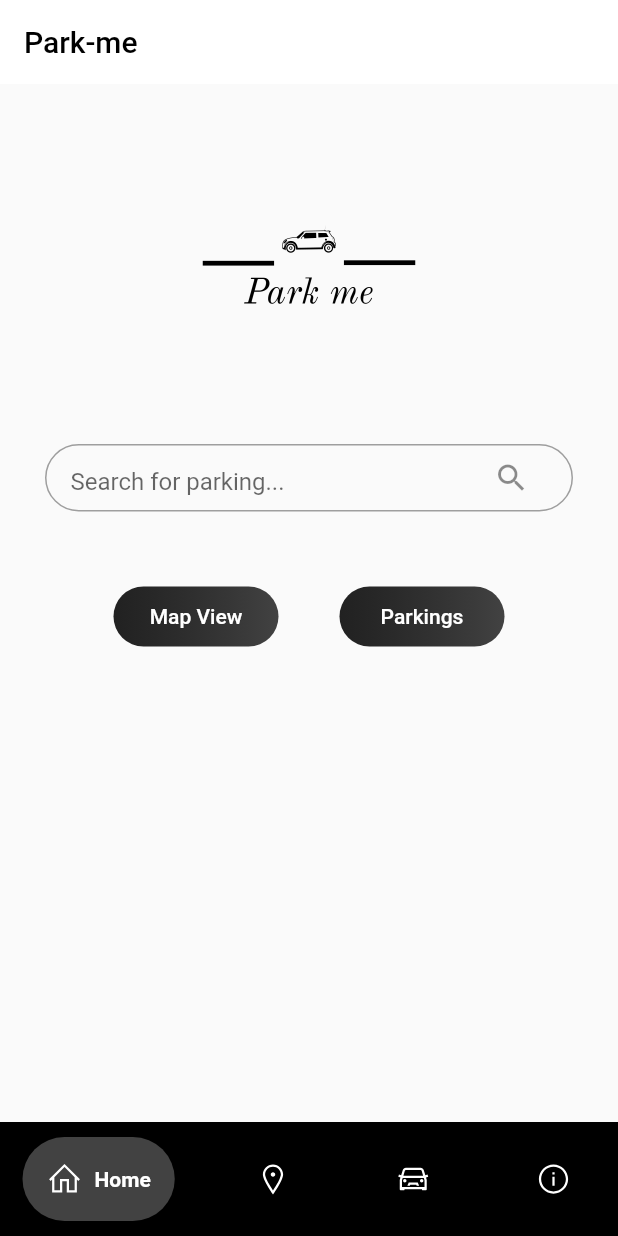
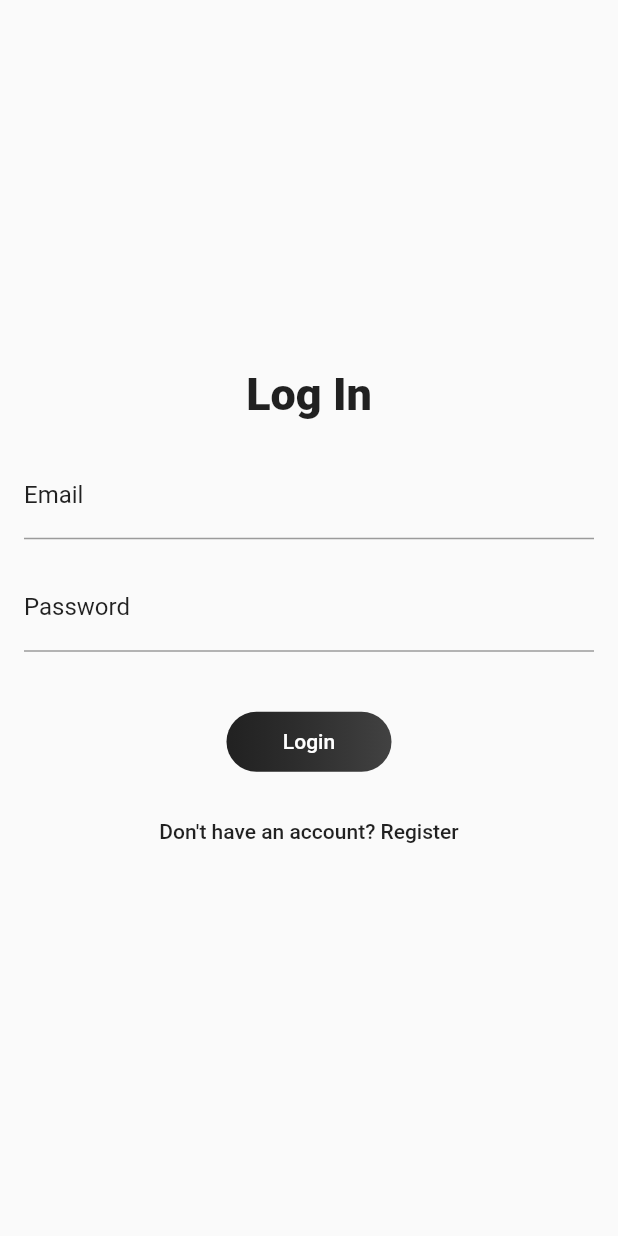
Before and after one commit to dhiyanesh-cyber/car-parking, a Flutter app: the screen it shows after launch, on a phone screen of 412 x 824 dp. Run offline on Flutter 3.47's test engine with Material 2 defaults, Android fonts, the phone set to English and light mode, and no system bars; drawn by our look-alikes of google_nav_bar; our stand-ins replace firebase_auth, firebase_core, google_maps_flutter, line_icons, location; accounts and stored records are empty.

```diff
--- /dev/null
+++ b/lib/auth_service.dart
@@ -0,0 +1,40 @@
+import 'package:firebase_auth/firebase_auth.dart';
+
+class AuthService {
+  final FirebaseAuth _auth = FirebaseAuth.instance;
+
+  // Register with email and password
+  Future<User?> registerWithEmailAndPassword(String email, String password) async {
+    try {
+      UserCredential result = await _auth.createUserWithEmailAndPassword(
+        email: email,
+        password: password,
+      );
+      User? user = result.user;
+      return user;
+    } catch (e) {
+      print('Error registering user: $e');
+      return null;
+    }
+  }
+
+  // Sign in with email and password
+  Future<User?> signInWithEmailAndPassword(String email, String password) async {
+    try {
+      UserCredential result = await _auth.signInWithEmailAndPassword(
+        email: email,
+        password: password,
+      );
+      User? user = result.user;
+      return user;
+    } catch (e) {
+      print('Error signing in: $e');
+      return null;
+    }
+  }
+
+  // Sign out
+  Future<void> signOut() async {
+    await _auth.signOut();
+  }
+}
--- a/lib/custom_bottom_navigation_bar.dart
+++ b/lib/custom_bottom_navigation_bar.dart
@@ -35,8 +35,8 @@ class BottomNavigationBarWidget extends StatelessWidget {
               text: 'Parkings',
             ),
             GButton(
-              icon: LineIcons.infoCircle,
-              text: 'About',
+              icon: Icons.settings,
+              text: 'Settings',
             ),
           ],
           selectedIndex: selectedIndex,
--- /dev/null
+++ b/lib/login_page.dart
@@ -0,0 +1,115 @@
+import 'package:firebase_auth/firebase_auth.dart';
+import 'package:flutter/material.dart';
+
+import 'auth_service.dart';
+
+
+class LoginPage extends StatefulWidget {
+  @override
+  _LoginPageState createState() => _LoginPageState();
+}
+
+class _LoginPageState extends State<LoginPage> {
+  final TextEditingController _emailController = TextEditingController();
+  final TextEditingController _passwordController = TextEditingController();
+
+  AuthService _authService = AuthService();
+
+  @override
+  Widget build(BuildContext context) {
+    return Scaffold(
+      // appBar: AppBar(
+      //   backgroundColor: Colors.white,
+      //   title: Text(
+      //     'Login',
+      //     textAlign: TextAlign.center,
+      //     style: TextStyle(color: Colors.black),
+      //   ),
+      //   elevation: 0,),
+      body: Center(
+        child: Padding(
+          padding: const EdgeInsets.all(16.0),
+          child: Column(
+            mainAxisAlignment: MainAxisAlignment.center,
+            children: [
+              Text("Log In", style: TextStyle(fontSize: 30, fontWeight: FontWeight.w800,),),
+
+              SizedBox(
+                height: 20,
+              ),
+              TextField(
+                cursorColor: Colors.black87,
+                controller: _emailController,
+                decoration: InputDecoration(labelText: 'Email',
+                labelStyle: TextStyle(color: Colors.black87),
+                focusColor: Colors.black87,
+                focusedBorder: UnderlineInputBorder(
+                  borderSide: BorderSide(
+                    color: Colors.black87, width: 2
+                  )
+                )),
+              ),
+              SizedBox(height: 16),
+              TextField(
+                cursorColor: Colors.black87,
+                controller: _passwordController,
+                decoration: InputDecoration(labelText: 'Password',
+                    labelStyle: TextStyle(color: Colors.black87),
+                    focusColor: Colors.black87,
+                    focusedBorder: UnderlineInputBorder(
+                        borderSide: BorderSide(
+                            color: Colors.black87, width: 2
+                        )
+                    )),
+                obscureText: true,
+              ),
+              SizedBox(height: 40),
+
+
+              Container(
+                height: 40.0,
+                width: 110,
+                decoration: BoxDecoration(
+                  borderRadius: BorderRadius.circular(30),
+                  gradient: LinearGradient(
+                    colors: [Colors.black87, Colors.grey.shade800],
+                  ),
+
+                ),
+                child: ElevatedButton(
+                  onPressed: () async {
+                    String email = _emailController.text.trim();
+                    String password = _passwordController.text.trim();
+                    User? user =
+                    await _authService.signInWithEmailAndPassword(email, password);
+                    if (user != null) {
+                      // Navigate to home screen
+                      Navigator.pushNamed(context, '/home');
+                    } else {
+                      // Show error message
+                      ScaffoldMessenger.of(context).showSnackBar(
+                        SnackBar(content: Text('Invalid email or password')),
+                      );
+                    }
+                  },
+                  style: ElevatedButton.styleFrom(
+                    backgroundColor: Colors.transparent,
+                    shadowColor: Colors.transparent,
+                  ),
+                  child: Text('Login'),
+                ),
+              ),
+              SizedBox(height: 16),
+              TextButton(
+                onPressed: () {
+                  Navigator.pushNamed(context, '/register');
+                },
+                child: Text('Don\'t have an account? Register', style: TextStyle(color: Colors.black87),),
+              ),
+            ],
+          ),
+        ),
+      ),
+    );
+  }
+}
--- a/lib/main.dart
+++ b/lib/main.dart
@@ -1,22 +1,36 @@
 import 'package:flutter/material.dart';
+import 'settings_page.dart';
+import 'register_page.dart';
 import 'about.dart';
 import 'loading_screen.dart';
+import 'login_page.dart';
 import 'simple_starting_screen.dart';
 import 'parking_map_view.dart';
 import 'parkings_page.dart';
+import 'package:flutter/material.dart';
+import 'package:firebase_core/firebase_core.dart';
 
-void main() => runApp(ParkingLocatorApp());
+
+void main() async {
+  WidgetsFlutterBinding.ensureInitialized();
+  await Firebase.initializeApp();
+  runApp(ParkingLocatorApp());
+}
 
 class ParkingLocatorApp extends StatelessWidget {
   @override
   Widget build(BuildContext context) {
     return MaterialApp(
       debugShowCheckedModeBanner: false,
-      home: SimpleStartingScreen(),
+      initialRoute: '/login',
       routes: {
         '/mapView': (context) => ParkingMapView(),
         '/parkingsPage': (context) => ParkingsPage(),
-        '/aboutUs' : (context) => AboutPage()
+        '/aboutUs' : (context) => AboutPage(),
+        '/login': (context) => LoginPage(),
+        '/register': (context) => RegisterPage(),
+        '/home': (context) => SimpleStartingScreen(),
+        '/settingsPage': (context) => SettingsPage()
       },
     );
   }
--- a/lib/parking_map_view.dart
+++ b/lib/parking_map_view.dart
@@ -131,15 +131,18 @@ class _ParkingMapViewState extends State<ParkingMapView> {
       ),
 
       bottomNavigationBar: BottomNavigationBarWidget(
+
         selectedIndex: 1,
         onTabChange: (index) {
           switch (index) {
             case 0:
-              Navigator.pushNamed(context, '/');
+              Navigator.pushNamed(context, '/home');
               break;
             case 2:
               Navigator.pushNamed(context, '/parkingsPage');
               break;
+            case 3:
+              Navigator.pushNamed(context, '/settingsPage');
             default:
               break;
           }
--- a/lib/parkings_page.dart
+++ b/lib/parkings_page.dart
@@ -47,13 +47,13 @@ class ParkingsPage extends StatelessWidget {
         onTabChange: (index) {
           switch (index) {
             case 0:
-              Navigator.pushNamed(context, '/');
+              Navigator.pushNamed(context, '/home');
               break;
             case 1:
               Navigator.pushNamed(context, '/mapView');
               break;
             case 3:
-              Navigator.pushNamed(context, '/aboutUs');
+              Navigator.pushNamed(context, '/settingsPage');
               break;
             default:
               break;
```
Also changed, not shown: lib/about.dart (+1 -17 lines), lib/register_page.dart (added, +111 -0 lines), lib/settings_page.dart (added, +141 -0 lines), lib/simple_starting_screen.dart (+3 -144 lines), pubspec.yaml (+8 -5 lines), pubspec.lock, 6 other files.
